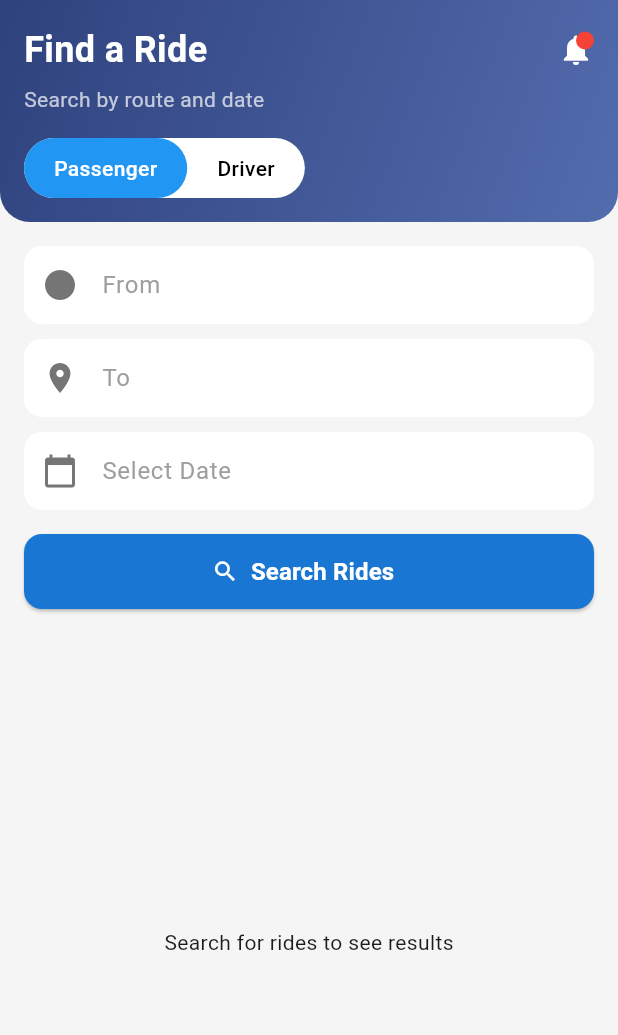
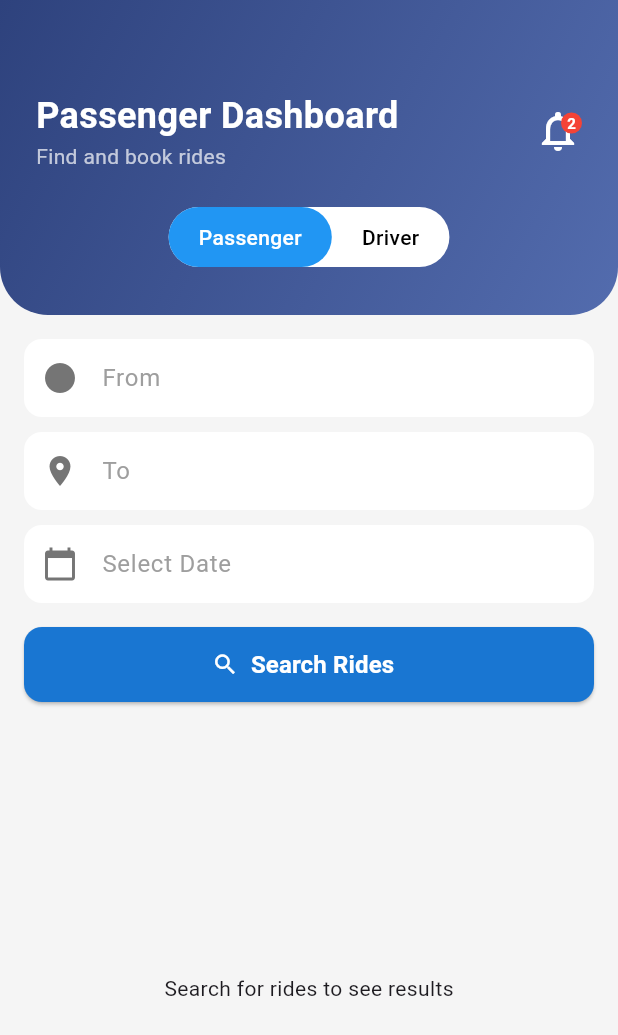
Before and after one commit to Asad-Farooq4421/comsastscarpool, a Flutter app: the SearchScreen screen opened directly with empty values, on a phone screen of 412 x 824 dp. Shown: the top 1035 px of the screen. Run offline on Flutter 3.47's test engine with Material 3 defaults, Android fonts, the phone set to English and light mode, and no system bars.

Commit message:
header changed

```diff
--- a/lib/screens/passenger/search_rides_screen.dart
+++ b/lib/screens/passenger/search_rides_screen.dart
@@ -222,78 +222,78 @@ class _SearchScreenState extends State<SearchScreen> {
   Widget _buildHeader() {
       return Container(
         width: double.infinity,
-      padding: const EdgeInsets.all(16),
         decoration: const BoxDecoration(
           gradient: LinearGradient(
             colors: [AppColors.primary, AppColors.primaryLight],
             begin: Alignment.topLeft,
             end: Alignment.bottomRight,
           ),
-        borderRadius: BorderRadius.vertical(
-          bottom: Radius.circular(20),
+          borderRadius: BorderRadius.only(
+            bottomLeft: Radius.circular(32),
+            bottomRight: Radius.circular(32),
           ),
         ),
+        padding: const EdgeInsets.fromLTRB(24, 60, 24, 32),
         child: Column(
           crossAxisAlignment: CrossAxisAlignment.start,
           children: [
-          // Title + Notification
+            // Top Row (Title + Notification)
             Row(
               mainAxisAlignment: MainAxisAlignment.spaceBetween,
               children: [
+                Column(
+                  crossAxisAlignment: CrossAxisAlignment.start,
+                  children: [
                     Text(
-                "Find a Ride",
+                      'Passenger Dashboard',
                       style: AppTextStyles.heading2.copyWith(color: Colors.white),
                     ),
+                    Text(
+                      'Find and book rides',
+                      style: AppTextStyles.bodyMedium.copyWith(color: Colors.white70),
+                    ),
+                  ],
+                ),
                 Stack(
-                children: const [
-                  Icon(Icons.notifications, color: Colors.white),
+                  children: [
+                    const Icon(Icons.notifications_none,
+                        color: Colors.white, size: 32),
                     Positioned(
                       right: 0,
-                    child: CircleAvatar(
-                      radius: 6,
-                      backgroundColor: Colors.red,
+                      top: 0,
+                      child: Container(
+                        padding: const EdgeInsets.all(4),
+                        decoration: const BoxDecoration(
+                          color: Colors.red,
+                          shape: BoxShape.circle,
                         ),
-                  )
+                        child: const Text(
+                          '2',
+                          style: TextStyle(
+                            color: Colors.white,
+                            fontSize: 10,
+                            fontWeight: FontWeight.bold,
+                          ),
+                        ),
+                      ),
+                    ),
                   ],
-              )
+                ),
               ],
             ),
 
-          const SizedBox(height: 6),
+            const SizedBox(height: 24),
 
-          Text(
-            "Search by route and date",
-            style: AppTextStyles.bodyMedium.copyWith(color: Colors.white70),
-          ),
-
-          const SizedBox(height: 16),
-
-          // Role Toggle
-          RoleToggle(
+            // Role Toggle (Centered)
+            Center(
+              child: RoleToggle(
                 selectedRole: selectedRole,
-            isDriverEnabled: true,
                 onChanged: (role) {
                   if (role == UserRole.driver) {
-                if (isDriverUser) {
-                  // Already a driver - go to driver home
                     widget.onSwitch();
-                } else {
-                  print('isDriverUser is false, showing popup');
-                  // Not a driver yet - check if popup already shown
-                  if (!_hasShownDriverPopup) {
-                    _showDriverModeDialog();
-                  } else {
-                    // ✅ Popup already shown before, go to profile via callback
-                    widget.onNavigateToProfile();
-                  }
-                }
-
-              } else {
-                setState(() {
-                  selectedRole = UserRole.passenger;
-                });
                   }
                 },
+              ),
             ),
           ],
         ),
```
Lines whose indentation alone changed are shown as unchanged.
